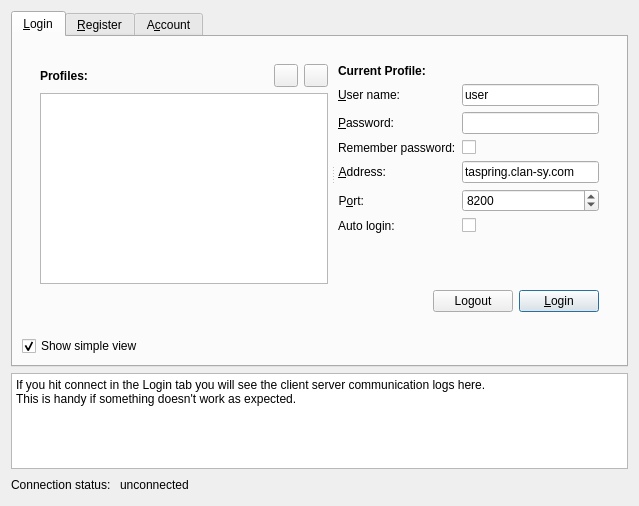
Before: the Qt Designer form ui/ConnectionWidget.ui in tizbac/qtlobby, drawn with Qt 5.
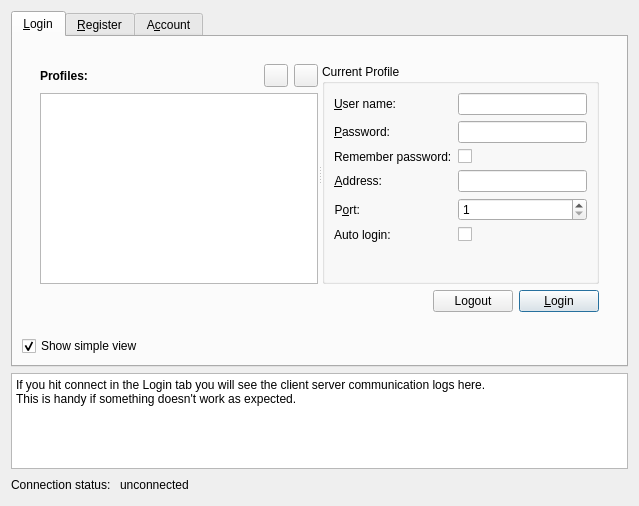
After: the same form once the commit is applied. The open tabs and pages were chosen to show the change. Icons and pictures are not drawn.

Commit message: Fixed Issue 177 Now first start must not confuse users. They will add a profile and it will contain default server address.

```diff
--- a/ui/ConnectionWidget.ui
+++ b/ui/ConnectionWidget.ui
@@ -95,18 +95,9 @@
              <layout class="QVBoxLayout" name="verticalLayout_5">
               <item>
                <widget class="QSplitter" name="splitter">
-                <property name="sizePolicy">
-                 <sizepolicy hsizetype="Minimum" vsizetype="Maximum">
-                  <horstretch>0</horstretch>
-                  <verstretch>0</verstretch>
-                 </sizepolicy>
-                </property>
                 <property name="orientation">
                  <enum>Qt::Horizontal</enum>
                 </property>
-                <property name="handleWidth">
-                 <number>10</number>
-                </property>
                 <widget class="QWidget" name="layoutWidget">
                  <layout class="QGridLayout" name="gridLayout">
                   <item row="0" column="0">
@@ -180,22 +171,12 @@
                   </item>
                  </layout>
                 </widget>
-                <widget class="QWidget" name="layoutWidget">
+                <widget class="QGroupBox" name="currentProfileGroupBox">
+                 <property name="title">
+                  <string>Current Profile</string>
+                 </property>
                  <layout class="QFormLayout" name="formLayout">
-                  <item row="0" column="0" colspan="2">
-                   <widget class="QLabel" name="label_6">
-                    <property name="font">
-                     <font>
-                      <weight>75</weight>
-                      <bold>true</bold>
-                     </font>
-                    </property>
-                    <property name="text">
-                     <string>Current Profile:</string>
-                    </property>
-                   </widget>
-                  </item>
-                  <item row="1" column="0">
+                  <item row="0" column="0">
                    <widget class="QLabel" name="userNameLabel">
                     <property name="text">
                      <string>&amp;User name:</string>
@@ -208,7 +189,7 @@
                     </property>
                    </widget>
                   </item>
-                  <item row="1" column="1">
+                  <item row="0" column="1">
                    <widget class="QLineEdit" name="profileUserNameLineEdit">
                     <property name="sizePolicy">
                      <sizepolicy hsizetype="Expanding" vsizetype="Fixed">
@@ -220,11 +201,11 @@
                      <string>Lobby username</string>
                     </property>
                     <property name="text">
-                     <string>user</string>
+                     <string/>
                     </property>
                    </widget>
                   </item>
-                  <item row="2" column="0">
+                  <item row="1" column="0">
                    <widget class="QLabel" name="passwordLabel">
                     <property name="text">
                      <string>&amp;Password:</string>
@@ -237,7 +218,7 @@
                     </property>
                    </widget>
                   </item>
-                  <item row="2" column="1">
+                  <item row="1" column="1">
                    <widget class="QLineEdit" name="passwordLineEdit">
                     <property name="sizePolicy">
                      <sizepolicy hsizetype="Expanding" vsizetype="Fixed">
@@ -256,21 +237,21 @@
                     </property>
                    </widget>
                   </item>
-                  <item row="3" column="0">
+                  <item row="2" column="0">
                    <widget class="QLabel" name="label_7">
                     <property name="text">
                      <string>Remember password:</string>
                     </property>
                    </widget>
                   </item>
-                  <item row="3" column="1">
+                  <item row="2" column="1">
                    <widget class="QCheckBox" name="rememberPassCheckBox">
                     <property name="text">
                      <string/>
                     </property>
                    </widget>
                   </item>
-                  <item row="4" column="0">
+                  <item row="3" column="0">
                    <widget class="QLabel" name="addressLabel">
                     <property name="text">
                      <string>&amp;Address:</string>
@@ -283,17 +264,17 @@
                     </property>
                    </widget>
                   </item>
-                  <item row="4" column="1">
+                  <item row="3" column="1">
                    <widget class="QLineEdit" name="profileServerAddressLineEdit">
                     <property name="toolTip">
                      <string>Address of the TASServer. Most likely springrts.com</string>
                     </property>
                     <property name="text">
-                     <string>taspring.clan-sy.com</string>
+                     <string/>
                     </property>
                    </widget>
                   </item>
-                  <item row="5" column="0">
+                  <item row="4" column="0">
                    <widget class="QLabel" name="portLabel">
                     <property name="text">
                      <string>P&amp;ort:</string>
@@ -306,7 +287,7 @@
                     </property>
                    </widget>
                   </item>
-                  <item row="5" column="1">
+                  <item row="4" column="1">
                    <widget class="QSpinBox" name="profilePortSpinBox">
                     <property name="toolTip">
                      <string>TCP port which is used by the TASServer. Most likely 8200.</string>
@@ -318,18 +299,18 @@
                      <number>65535</number>
                     </property>
                     <property name="value">
-                     <number>8200</number>
+                     <number>1</number>
                     </property>
                    </widget>
                   </item>
-                  <item row="6" column="0">
+                  <item row="5" column="0">
                    <widget class="QLabel" name="label_9">
                     <property name="text">
                      <string>Auto login:</string>
                     </property>
                    </widget>
                   </item>
-                  <item row="6" column="1">
+                  <item row="5" column="1">
                    <widget class="QCheckBox" name="autoLoginCheckBox">
                     <property name="text">
                      <string/>
```
Left out of the diff: 4 changed lines with no effect on the pictures. The commit also changes 1 other file.
